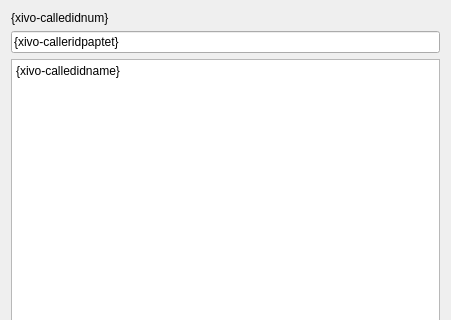
Above: assets/test-variable.ui from wazo-platform/wazo-acceptance before the change; both pictures show x 0 to 451 and y 0 to 320 of the 451 by 493 pixel window. Below: the same form after it.
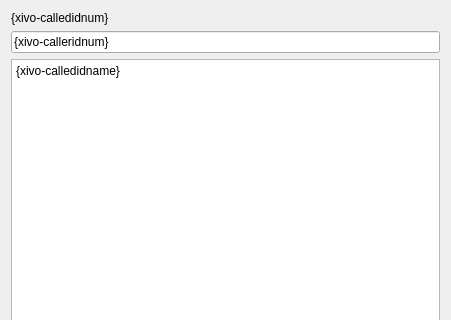
That is the form after the change.

Commit message: fix wrong variable name

```diff
--- a/assets/test-variable.ui
+++ b/assets/test-variable.ui
@@ -24,7 +24,7 @@
    <item>
     <widget class="QLineEdit" name="testlineedit">
      <property name="text">
-      <string>{xivo-calleridpaptet}</string>
+      <string>{xivo-calleridnum}</string>
      </property>
     </widget>
    </item>
```
